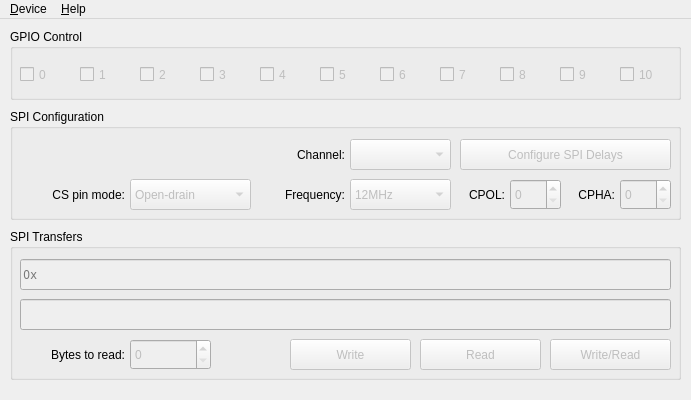
Before: the Qt Designer form src/devicewindow.ui in bloguetronica/cp2130-com, drawn with Qt 5.
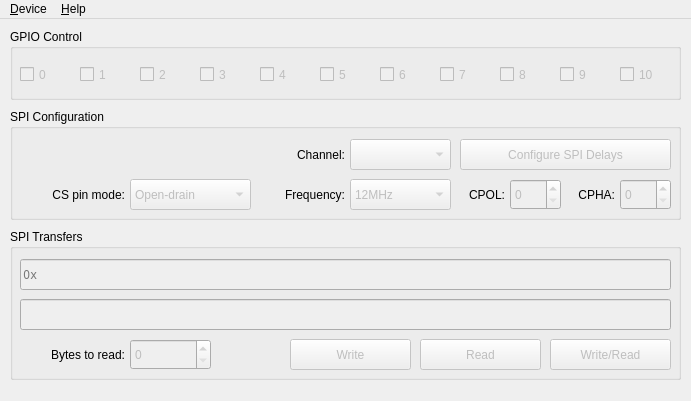
After: the same form once the commit is applied. Icons and pictures are not drawn.

```diff
--- a/src/devicewindow.ui
+++ b/src/devicewindow.ui
@@ -7,19 +7,19 @@
     <x>0</x>
     <y>0</y>
     <width>691</width>
-    <height>400</height>
+    <height>401</height>
    </rect>
   </property>
   <property name="minimumSize">
    <size>
     <width>691</width>
-    <height>400</height>
+    <height>401</height>
    </size>
   </property>
   <property name="maximumSize">
    <size>
     <width>691</width>
-    <height>400</height>
+    <height>401</height>
    </size>
   </property>
   <property name="windowTitle">
```
